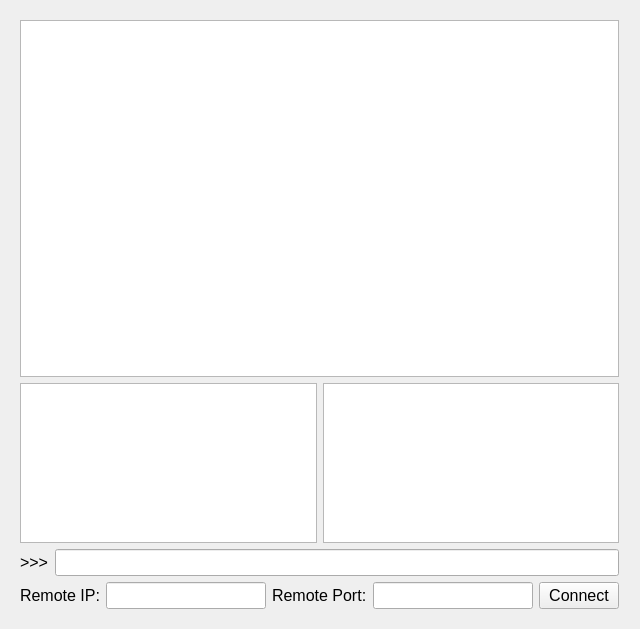
This is RobotUI/mainwindow.ui in bearves/LegActiveComplianceTest as Qt 5 draws it before an edit. The edited form follows.
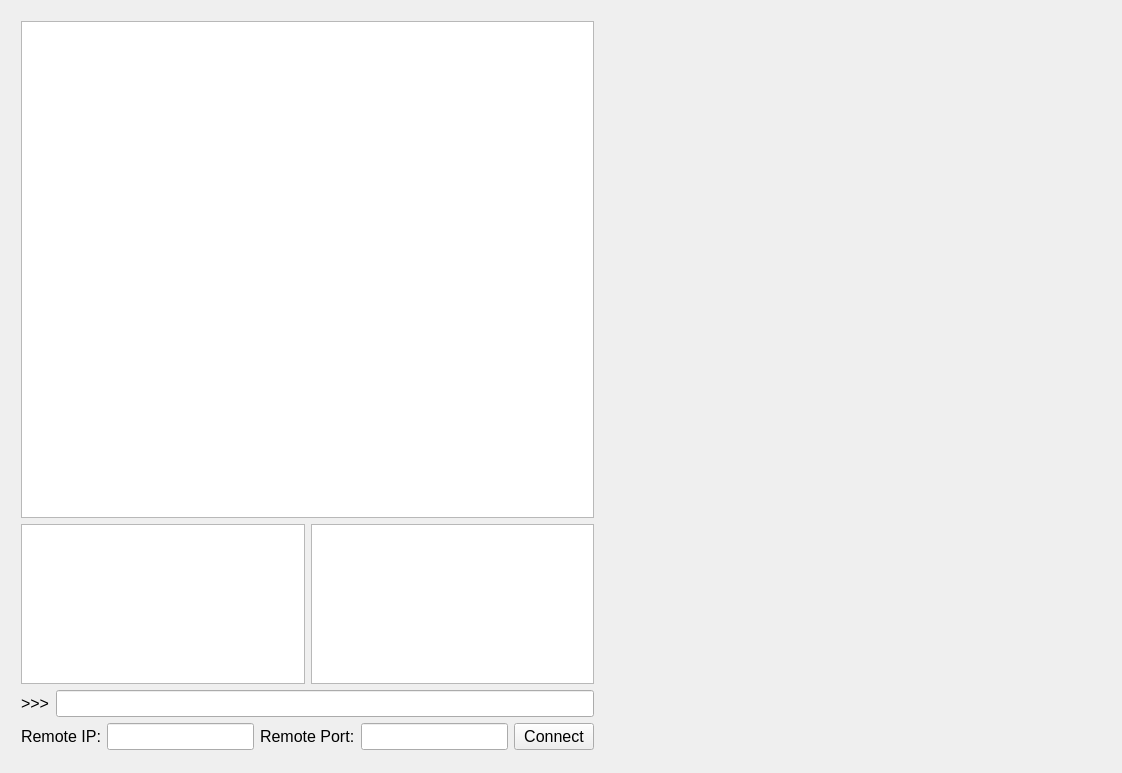
This is the edited form. Custom widgets are drawn as their Qt base class.

Commit message: Add wave plot widgets

What changed in the file:
```diff
--- a/RobotUI/mainwindow.ui
+++ b/RobotUI/mainwindow.ui
@@ -6,8 +6,8 @@
    <rect>
     <x>0</x>
     <y>0</y>
-    <width>640</width>
-    <height>629</height>
+    <width>1122</width>
+    <height>773</height>
    </rect>
   </property>
   <property name="windowTitle">
@@ -17,12 +17,14 @@
    <widget class="QWidget" name="verticalLayoutWidget">
     <property name="geometry">
      <rect>
-      <x>9</x>
-      <y>9</y>
-      <width>621</width>
-      <height>611</height>
+      <x>10</x>
+      <y>10</y>
+      <width>1101</width>
+      <height>751</height>
      </rect>
     </property>
+    <layout class="QHBoxLayout" name="horizontalLayout_4">
+     <item>
     <layout class="QVBoxLayout" name="verticalLayout">
      <item>
       <widget class="QTextBrowser" name="textBrowserDevStatus">
@@ -176,10 +178,59 @@
       </layout>
      </item>
     </layout>
+     </item>
+     <item>
+      <layout class="QVBoxLayout" name="verticalLayout_2">
+       <item>
+        <widget class="QCustomPlot" name="widget_3" native="true"/>
+       </item>
+       <item>
+        <widget class="QCustomPlot" name="widget" native="true">
+         <property name="sizePolicy">
+          <sizepolicy hsizetype="Minimum" vsizetype="Preferred">
+           <horstretch>0</horstretch>
+           <verstretch>0</verstretch>
+          </sizepolicy>
+         </property>
+         <property name="minimumSize">
+          <size>
+           <width>500</width>
+           <height>0</height>
+          </size>
+         </property>
+        </widget>
+       </item>
+       <item>
+        <widget class="QCustomPlot" name="widget_2" native="true">
+         <property name="sizePolicy">
+          <sizepolicy hsizetype="Minimum" vsizetype="Preferred">
+           <horstretch>0</horstretch>
+           <verstretch>0</verstretch>
+          </sizepolicy>
+         </property>
+         <property name="minimumSize">
+          <size>
+           <width>500</width>
+           <height>0</height>
+          </size>
+         </property>
+        </widget>
+       </item>
+      </layout>
+     </item>
+    </layout>
    </widget>
   </widget>
  </widget>
  <layoutdefault spacing="6" margin="11"/>
+ <customwidgets>
+  <customwidget>
+   <class>QCustomPlot</class>
+   <extends>QWidget</extends>
+   <header>qcustomplot.h</header>
+   <container>1</container>
+  </customwidget>
+ </customwidgets>
  <resources/>
  <connections/>
 </ui>
```
Left out of the diff: 2 changed lines with no effect on the pictures. Lines whose indentation alone changed are shown as unchanged. The commit also changes 5 other files.
